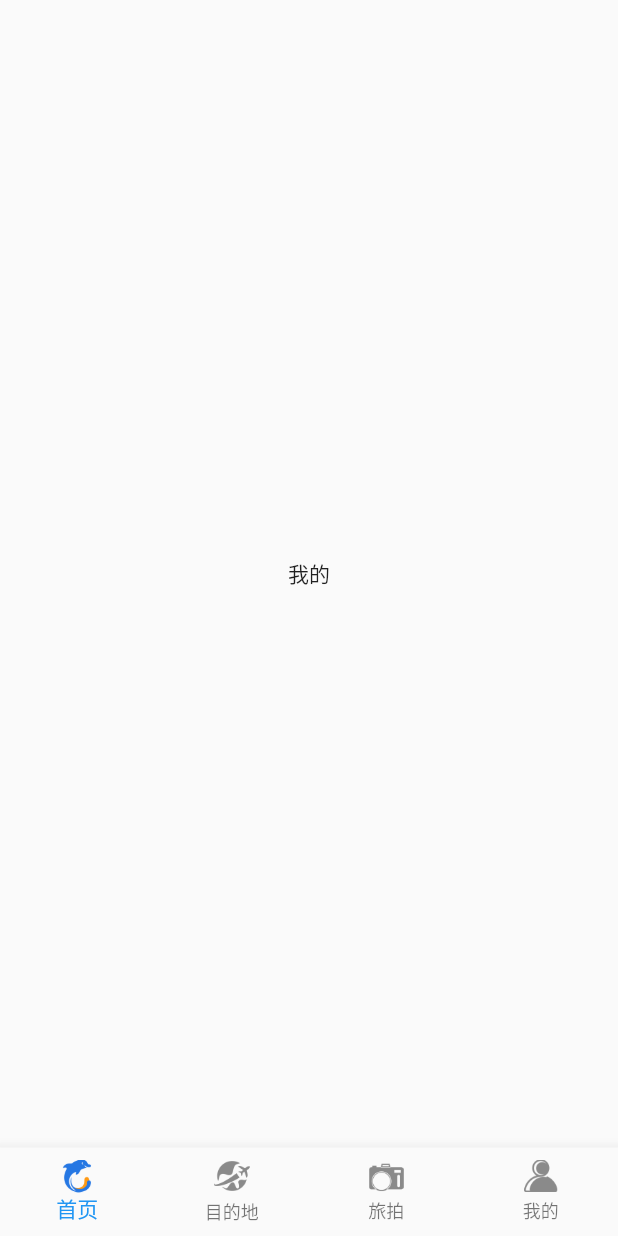
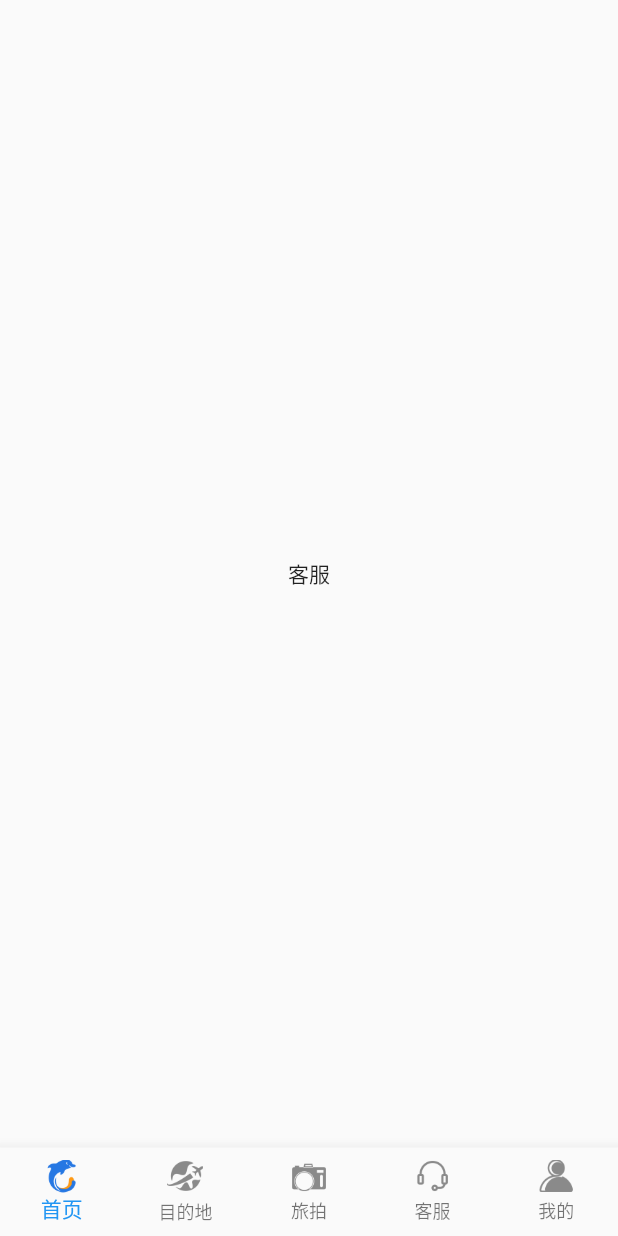
Before and after one commit to aronsion/flutter_ctrip_upgrade, a Flutter app: the screen it shows after launch, swiped to page 4, on a phone screen of 412 x 824 dp. Run offline on Flutter 3.47's test engine with Material 2 defaults, Android fonts, the phone set to English and light mode, and no system bars; Roboto replaces fonts that are missing (PingFang).

Commit message:
客服页面

```diff
--- a/flutter_ctrip_upgrade/lib/navigator/tab_navigator.dart
+++ b/flutter_ctrip_upgrade/lib/navigator/tab_navigator.dart
@@ -2,6 +2,7 @@ import 'package:flutter/material.dart';
 import 'package:upgrade/pages/destination_page.dart';
 import 'package:upgrade/pages/home_page.dart';
 import 'package:upgrade/pages/my_page.dart';
+import 'package:upgrade/pages/service_page.dart';
 import 'package:upgrade/pages/travel_page.dart';
 
 class TabNavigator extends StatefulWidget {
@@ -24,7 +25,7 @@ class _TabNavigatorState extends State<TabNavigator> {
     return Scaffold(
       body: PageView(
         controller: _controller,
-        children: [HomePage(), DestinationPage(), TravelPage(), MyPage()],
+        children: [HomePage(), DestinationPage(), TravelPage(),ServicePage(), MyPage()],
         physics: NeverScrollableScrollPhysics(), //禁止滑动
       ),
       bottomNavigationBar: BottomNavigationBar(
@@ -84,6 +85,22 @@ class _TabNavigatorState extends State<TabNavigator> {
               )),
           BottomNavigationBarItem(
               icon: Image.asset(
+                'images/service.png',
+                width: 23.0,
+                height: 23.0,
+              ),
+              activeIcon: Image.asset(
+                'images/service_active.png',
+                width: 23.0,
+                height: 23.0,
+              ),
+              title: Text(
+                '客服',
+                style: TextStyle(
+                    color: _currentIndex != 3 ? _defaultColor : _activeColor),
+              )),
+          BottomNavigationBarItem(
+              icon: Image.asset(
                 'images/wode.png',
                 width: 23.0,
                 height: 23.0,
@@ -96,7 +113,7 @@ class _TabNavigatorState extends State<TabNavigator> {
               title: Text(
                 '我的',
                 style: TextStyle(
-                    color: _currentIndex != 3 ? _defaultColor : _activeColor),
+                    color: _currentIndex != 4 ? _defaultColor : _activeColor),
               )),
         ],
       ),
--- /dev/null
+++ b/flutter_ctrip_upgrade/lib/pages/service_page.dart
@@ -0,0 +1,17 @@
+import 'package:flutter/material.dart';
+
+class ServicePage extends StatefulWidget {
+  @override
+  _ServicePageState createState() => _ServicePageState();
+}
+
+class _ServicePageState extends State<ServicePage> {
+  @override
+  Widget build(BuildContext context) {
+    return Container(
+      child: Center(
+        child: Text('客服'),
+      ),
+    );
+  }
+}
```
Also changed, not shown: flutter_ctrip_upgrade/lib/widget/loading_container.dart (added, +26 -0 lines).
